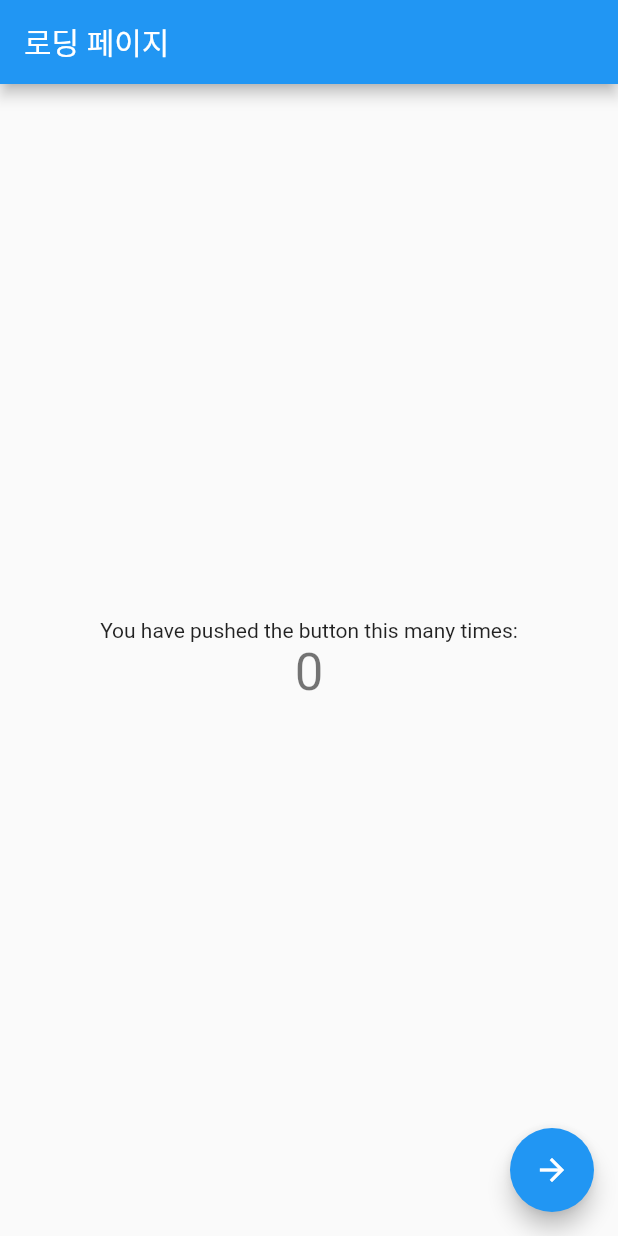
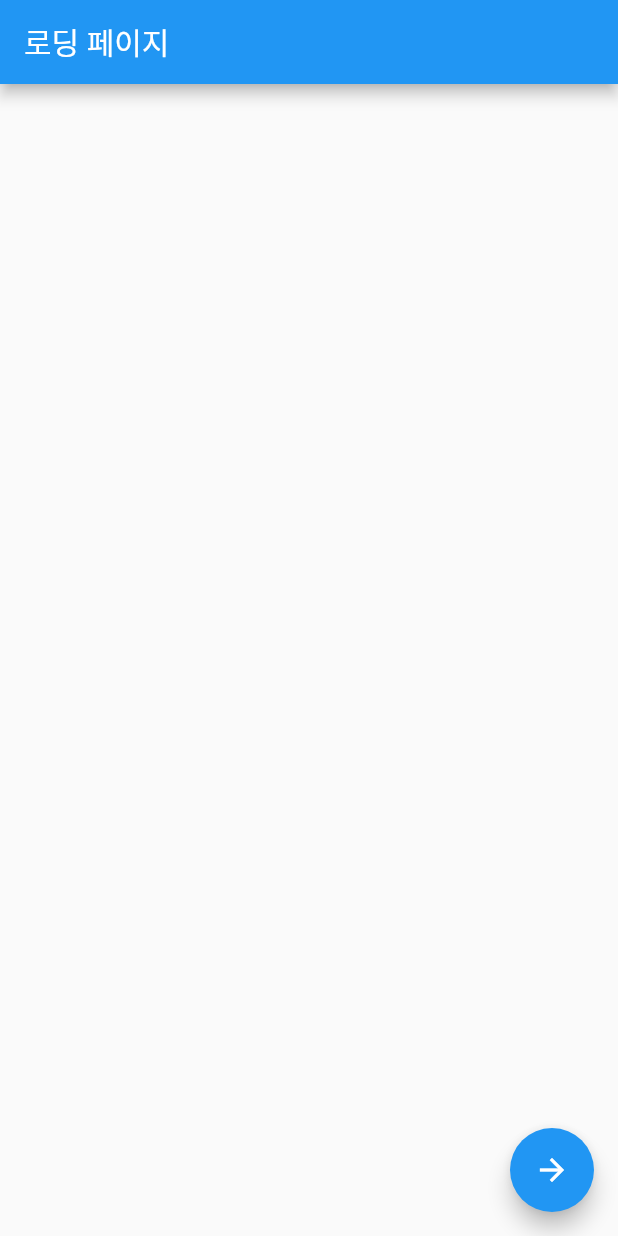
Before and after one commit to bumee/meal-recommendation-android, a Flutter app: the screen it shows after launch, on a phone screen of 412 x 824 dp. Run offline on Flutter 3.47's test engine with Material 2 defaults, Android fonts, the phone set to English and light mode, and no system bars.

```diff
--- a/lib/main.dart
+++ b/lib/main.dart
@@ -53,13 +53,14 @@ class _LoadingPageState extends State<LoadingPage> {
         child: Column(
           mainAxisAlignment: MainAxisAlignment.center,
           children: <Widget>[
-            const Text(
-              'You have pushed the button this many times:',
-            ),
-            Text(
-              '$_counter',
-              style: Theme.of(context).textTheme.headlineMedium,
-            ),
+            // 플러터 기본 레이아웃 - 주석처리
+            // const Text(
+            //   'You have pushed the button this many times:',
+            // ),
+            // Text(
+            //   '$_counter',
+            //   style: Theme.of(context).textTheme.headlineMedium,
+            // ),
           ],
         ),
       ),
```
